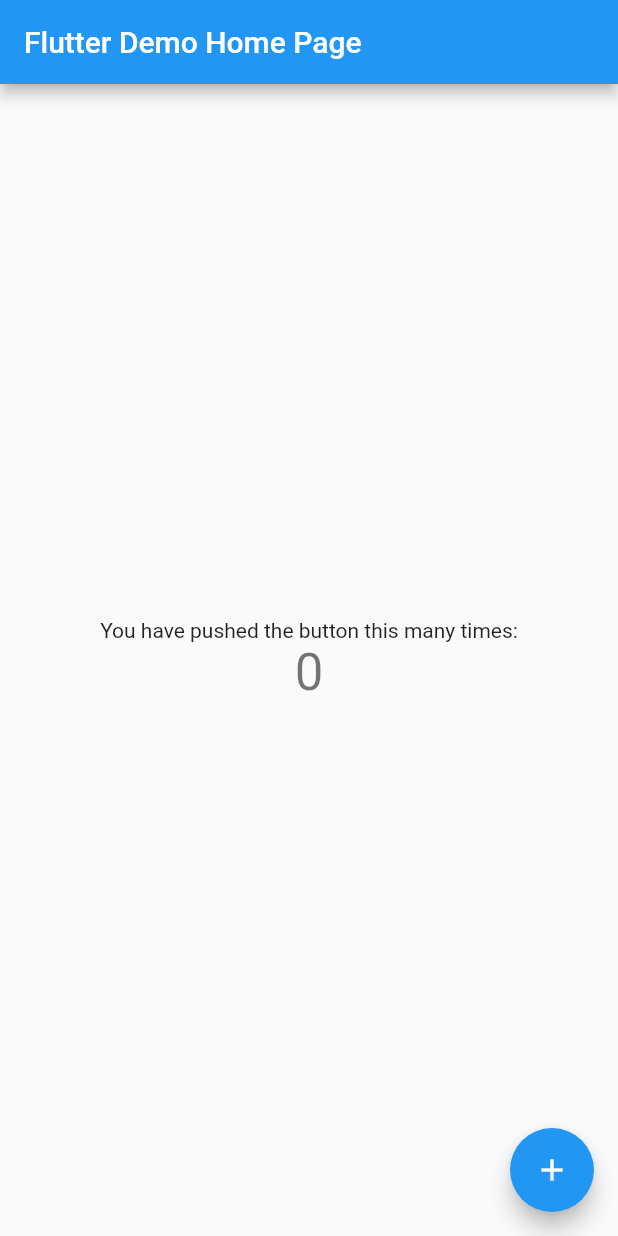
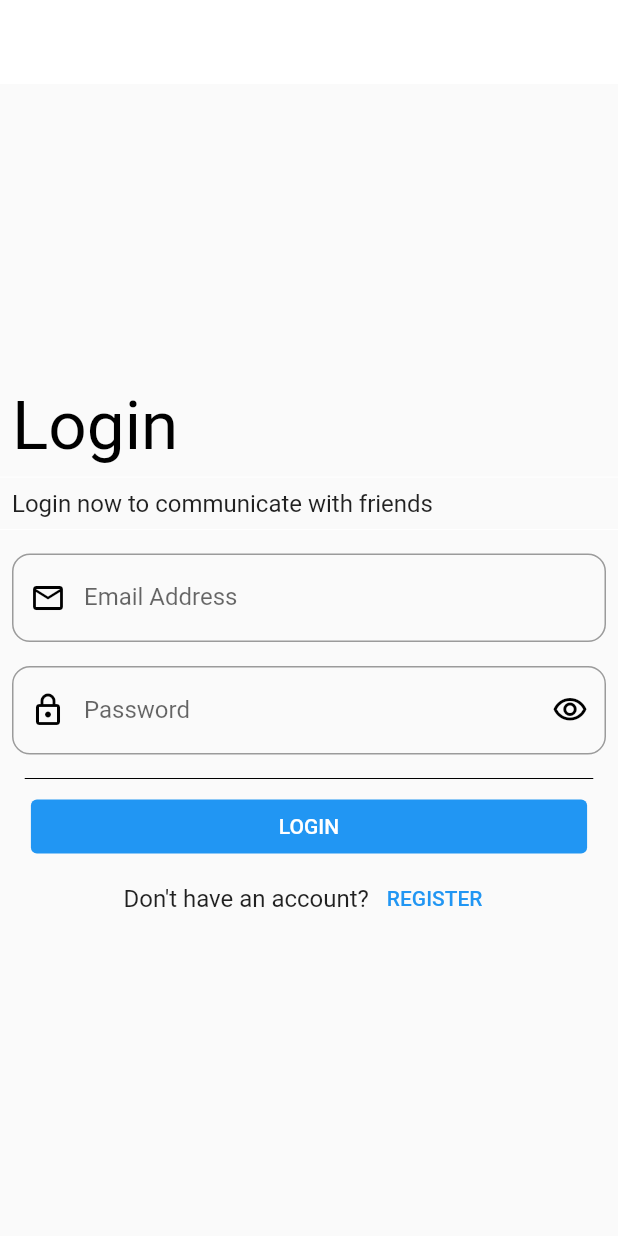
Before and after one commit to HusseinElbhrawy/Social-Media-Application, a Flutter app: the screen it shows after launch, on a phone screen of 412 x 824 dp. Run offline on Flutter 3.47's test engine with Material 2 defaults, Android fonts, the phone set to English and light mode, and no system bars; our stand-ins replace bloc, flutter_bloc.

Commit message:
Build Login , Reigster Screen , add bloc

```diff
--- a/analysis_options.yaml
+++ b/analysis_options.yaml
@@ -22,7 +22,7 @@ linter:
   # `// ignore_for_file: name_of_lint` syntax on the line or in the file
   # producing the lint.
   rules:
-    # avoid_print: false  # Uncomment to disable the `avoid_print` rule
+     avoid_print: false  # Uncomment to disable the `avoid_print` rule
     # prefer_single_quotes: true  # Uncomment to enable the `prefer_single_quotes` rule
 
 # Additional information about this file can be found at
--- a/lib/main.dart
+++ b/lib/main.dart
@@ -1,7 +1,16 @@
+import 'package:bloc/bloc.dart';
 import 'package:flutter/material.dart';
+import 'package:social_media_app/screens/login/login_screen.dart';
+import 'package:social_media_app/shared/config/light_theme.dart';
+import 'package:social_media_app/shared/cubit/bloc_observer.dart';
 
 void main() {
-  runApp(const MyApp());
+  BlocOverrides.runZoned(
+    () {
+      runApp(const MyApp());
+    },
+    blocObserver: MyBlocObserver(),
+  );
 }
 
 class MyApp extends StatelessWidget {
@@ -10,58 +19,9 @@ class MyApp extends StatelessWidget {
   @override
   Widget build(BuildContext context) {
     return MaterialApp(
-      title: 'Flutter Demo',
-      theme: ThemeData(
-        primarySwatch: Colors.blue,
-      ),
-      home: const MyHomePage(title: 'Flutter Demo Home Page'),
+      debugShowCheckedModeBanner: false,
+      theme: lightTheme,
+      home: LoginScreen(),
     );
   }
 }
-
-class MyHomePage extends StatefulWidget {
-  const MyHomePage({Key? key, required this.title}) : super(key: key);
-
-  final String title;
-
-  @override
-  State<MyHomePage> createState() => _MyHomePageState();
-}
-
-class _MyHomePageState extends State<MyHomePage> {
-  int _counter = 0;
-
-  void _incrementCounter() {
-    setState(() {
-      _counter++;
-    });
-  }
-
-  @override
-  Widget build(BuildContext context) {
-    return Scaffold(
-      appBar: AppBar(
-        title: Text(widget.title),
-      ),
-      body: Center(
-        child: Column(
-          mainAxisAlignment: MainAxisAlignment.center,
-          children: <Widget>[
-            const Text(
-              'You have pushed the button this many times:',
-            ),
-            Text(
-              '$_counter',
-              style: Theme.of(context).textTheme.headline4,
-            ),
-          ],
-        ),
-      ),
-      floatingActionButton: FloatingActionButton(
-        onPressed: _incrementCounter,
-        tooltip: 'Increment',
-        child: const Icon(Icons.add),
-      ),
-    );
-  }
-}
--- /dev/null
+++ b/lib/screens/login/components/custom_text_form_filed.dart
@@ -0,0 +1,49 @@
+import 'package:flutter/material.dart';
+
+class CustomTextFormFiled extends StatelessWidget {
+  const CustomTextFormFiled({
+    Key? key,
+    required this.controller,
+    required this.prefixIcon,
+    this.suffixIcon,
+    required this.hintLabel,
+    this.validateMessage,
+    this.keyboardType,
+    this.isPassword = false,
+    this.onFieldSubmitted,
+  }) : super(key: key);
+
+  final TextEditingController controller;
+  final IconData prefixIcon;
+  final IconButton? suffixIcon;
+  final String hintLabel;
+  final String? validateMessage;
+  final TextInputType? keyboardType;
+  final bool? isPassword;
+  final Function? onFieldSubmitted;
+  @override
+  Widget build(BuildContext context) {
+    return TextFormField(
+      controller: controller,
+      validator: (newValue) {
+        if (newValue!.isEmpty || newValue == null) {
+          return validateMessage;
+        }
+        return null;
+      },
+      onFieldSubmitted: (value) =>
+          isPassword as bool ? onFieldSubmitted!(value) : (value) {},
+      keyboardType: keyboardType,
+      obscureText: isPassword as bool,
+      decoration: InputDecoration(
+        label: Text(hintLabel),
+        prefixIcon: Icon(
+          prefixIcon,
+          color: Colors.black,
+        ),
+        suffixIcon: suffixIcon,
+        border: OutlineInputBorder(borderRadius: BorderRadius.circular(12.0)),
+      ),
+    );
+  }
+}
--- /dev/null
+++ b/lib/screens/login/components/don_not_have_account_widget.dart
@@ -0,0 +1,31 @@
+import 'package:flutter/material.dart';
+import 'package:social_media_app/screens/regsiter/register_screen.dart';
+import 'package:social_media_app/shared/config/components.dart';
+
+class DontHaveAccountAndRegisterWidget extends StatelessWidget {
+  const DontHaveAccountAndRegisterWidget({
+    Key? key,
+  }) : super(key: key);
+
+  @override
+  Widget build(BuildContext context) {
+    return Row(
+      mainAxisAlignment: MainAxisAlignment.center,
+      crossAxisAlignment: CrossAxisAlignment.center,
+      children: [
+        Text(
+          "Don't have an account? ",
+          style: Theme.of(context).textTheme.subtitle1,
+        ),
+        TextButton(
+          onPressed: () {
+            navigateTo(context: context, nextPage: RegisterScreen());
+          },
+          child: const Text(
+            'REGISTER',
+          ),
+        ),
+      ],
+    );
+  }
+}
--- /dev/null
+++ b/lib/screens/login/components/login_button.dart
@@ -0,0 +1,40 @@
+import 'package:flutter/material.dart';
+
+class LoginButton extends StatelessWidget {
+  const LoginButton({
+    Key? key,
+    required this.width,
+    required this.password,
+    required this.email,
+  }) : super(key: key);
+
+  final double width;
+  final String email;
+  final String password;
+
+  @override
+  Widget build(BuildContext context) {
+    return Container(
+      padding: EdgeInsetsDirectional.only(
+        start: width / 20,
+        end: width / 20,
+      ),
+      width: double.infinity,
+      clipBehavior: Clip.antiAlias,
+      decoration: BoxDecoration(
+        borderRadius: BorderRadius.circular(18.0),
+      ),
+      child: TextButton(
+        style: ButtonStyle(
+          foregroundColor: MaterialStateProperty.all(Colors.white),
+          backgroundColor: MaterialStateProperty.all(Colors.blue),
+        ),
+        onPressed: () {
+          //ToDo:Login Validate and login to app
+          if (Form.of(context)!.validate()) {}
+        },
+        child: const Text('LOGIN'),
+      ),
+    );
+  }
+}
--- /dev/null
+++ b/lib/screens/login/login_screen.dart
@@ -0,0 +1,118 @@
+import 'package:flutter/material.dart';
+import 'package:flutter_bloc/flutter_bloc.dart';
+import 'package:social_media_app/shared/config/const.dart';
+import 'package:social_media_app/shared/cubit/bloc/login_bloc.dart';
+import 'package:social_media_app/shared/cubit/states.dart';
+
+import 'components/custom_text_form_filed.dart';
+import 'components/don_not_have_account_widget.dart';
+import 'components/login_button.dart';
+
+class LoginScreen extends StatelessWidget {
+  const LoginScreen({Key? key}) : super(key: key);
+  static final emailController = TextEditingController();
+  static final passwordController = TextEditingController();
+  static final formKey = GlobalKey<FormState>();
+
+  @override
+  Widget build(BuildContext context) {
+    var height = MediaQuery.of(context).size.height;
+    var width = MediaQuery.of(context).size.width;
+    return BlocProvider(
+      create: (BuildContext context) => LoginBloc(),
+      child: Form(
+        key: formKey,
+        child: Scaffold(
+          appBar: AppBar(),
+          body: Center(
+            child: SingleChildScrollView(
+              physics: const BouncingScrollPhysics(),
+              child: Column(
+                mainAxisSize: MainAxisSize.max,
+                mainAxisAlignment: MainAxisAlignment.center,
+                crossAxisAlignment: CrossAxisAlignment.start,
+                children: [
+                  Padding(
+                    padding: const EdgeInsetsDirectional.only(
+                        start: kDefaultPadding),
+                    child: Text(
+                      'Login',
+                      style: Theme.of(context)
+                          .textTheme
+                          .headline3!
+                          .copyWith(color: Colors.black),
+                    ),
+                  ),
+                  const Divider(color: Colors.white),
+                  Padding(
+                    padding: const EdgeInsetsDirectional.only(
+                        start: kDefaultPadding),
+                    child: Text(
+                      'Login now to communicate with friends',
+                      style: Theme.of(context).textTheme.subtitle1,
+                    ),
+                  ),
+                  const Divider(color: Colors.white),
+                  Padding(
+                    padding: const EdgeInsets.all(kDefaultPadding),
+                    child: CustomTextFormFiled(
+                      validateMessage: 'Email must not be empty',
+                      keyboardType: TextInputType.emailAddress,
+                      controller: emailController,
+                      prefixIcon: Icons.email_outlined,
+                      hintLabel: 'Email Address',
+                    ),
+                  ),
+                  BlocConsumer<LoginBloc, SocialAppStates>(
+                    listener: (BuildContext context, state) {},
+                    builder: (BuildContext context, Object? state) {
+                      var loginCubit = LoginBloc.object(context);
+
+                      return Padding(
+                        padding: const EdgeInsets.all(kDefaultPadding),
+                        child: CustomTextFormFiled(
+                          validateMessage: 'Password must not be empty',
+                          keyboardType: TextInputType.visiblePassword,
+                          isPassword: loginCubit.isPasswordHidden,
+                          controller: passwordController,
+                          prefixIcon: Icons.lock_outlined,
+                          hintLabel: 'Password',
+                          onFieldSubmitted: (value) {},
+                          suffixIcon: IconButton(
+                            onPressed: () {
+                              loginCubit.changePasswordState();
+                            },
+                            icon: loginCubit.isPasswordHidden
+                                ? const Icon(
+                                    Icons.visibility_outlined,
+                                    color: Colors.black,
+                                  )
+                                : const Icon(
+                                    Icons.visibility_off_outlined,
+                                    color: Colors.black,
+                                  ),
+                          ),
+                        ),
+                      );
+                    },
+                  ),
+                  Divider(
+                    color: Colors.black,
+                    indent: width / 25,
+                    endIndent: width / 25,
+                  ),
+                  LoginButton(
+                    width: width,
+                    password: passwordController.text,
+                    email: emailController.text,
+                  ),
+                  const DontHaveAccountAndRegisterWidget(),
+                ],
+              ),
+            ),
+          ),
+        ),
+      ),
+    );
+  }
+}
--- /dev/null
+++ b/lib/shared/config/const.dart
@@ -0,0 +1 @@
+const kDefaultPadding = 8.0;
--- /dev/null
+++ b/lib/shared/config/light_theme.dart
@@ -0,0 +1,9 @@
+import 'package:flutter/material.dart';
+
+var lightTheme = ThemeData(
+  appBarTheme: AppBarTheme(
+    color: Colors.white,
+    elevation: 0.0,
+    iconTheme: IconThemeData(color: Colors.black),
+  ),
+);
--- /dev/null
+++ b/lib/shared/cubit/bloc/login_bloc.dart
@@ -0,0 +1,14 @@
+import 'package:flutter_bloc/flutter_bloc.dart';
+import 'package:social_media_app/shared/cubit/states.dart';
+
+class LoginBloc extends Cubit<SocialAppStates> {
+  LoginBloc() : super(InitialState());
+  static LoginBloc object(context) => BlocProvider.of(context);
+
+  bool isPasswordHidden = true;
+
+  changePasswordState() {
+    isPasswordHidden = !isPasswordHidden;
+    emit(ChangeLoginPasswordStateFromShowToHidden());
+  }
+}
--- /dev/null
+++ b/lib/shared/cubit/states.dart
@@ -0,0 +1,9 @@
+abstract class SocialAppStates {}
+
+class InitialState extends SocialAppStates {}
+
+class RegisterInitialState extends SocialAppStates {}
+
+class ChangeLoginPasswordStateFromShowToHidden extends SocialAppStates {}
+
+class ChangeRegisterPasswordStateFromShowToHidden extends SocialAppStates {}
--- a/pubspec.yaml
+++ b/pubspec.yaml
@@ -34,6 +34,10 @@ dependencies:
   # The following adds the Cupertino Icons font to your application.
   # Use with the CupertinoIcons class for iOS style icons.
   cupertino_icons: ^1.0.2
+  flutter_bloc: ^8.0.1
+  bloc: ^8.0.2
+  #firebase
+
 
 dev_dependencies:
   flutter_test:
```
Also changed, not shown: lib/screens/regsiter/register_screen.dart (added, +193 -0 lines), lib/shared/config/components.dart (added, +51 -0 lines), lib/shared/cubit/bloc/register_bloc.dart (added, +13 -0 lines), lib/shared/cubit/bloc_observer.dart (added, +27 -0 lines), pubspec.lock.
